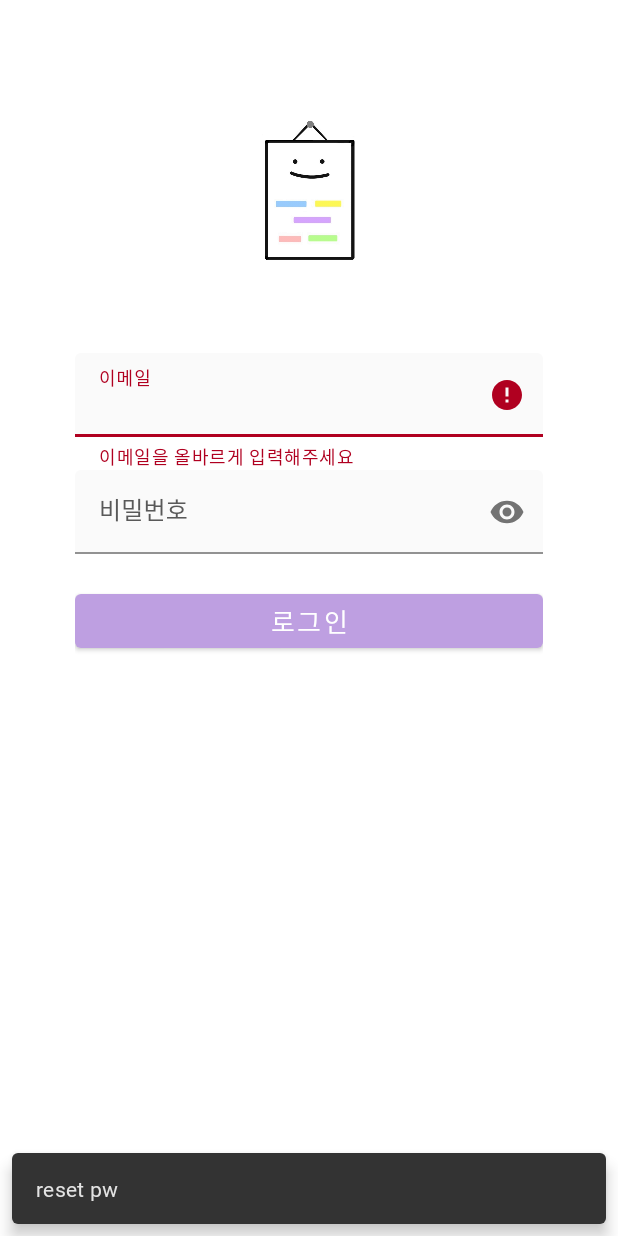
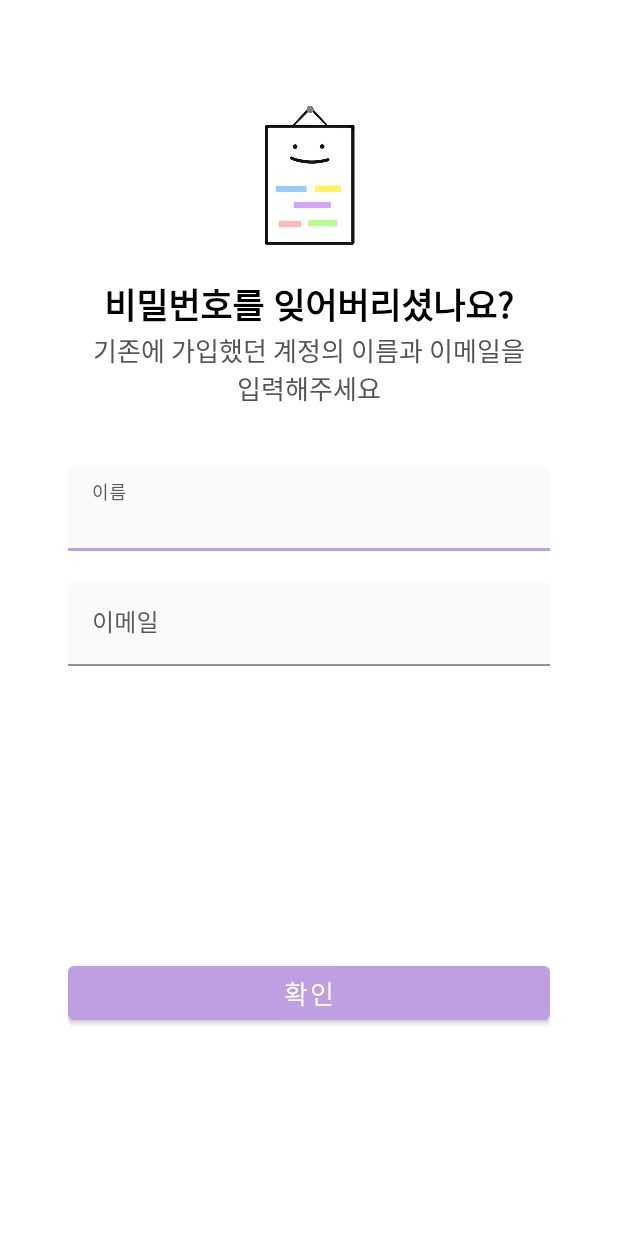
Before and after one commit to tjswls0424/Calenee, an Android app: the CaleneeLoginActivity screen opened directly, with no data from a screen before it, after a tap on "비밀번호를 잊어버리셨나요?", on a phone screen of 412 x 824 dp. Run offline under Robolectric (Android 15) with nearby library versions, the phone set to English and light mode, and no system bars; our stand-ins replace Firebase (no records; nobody signed in at launch, a user with empty details on screens opened directly); 1 other tap on this screen came first.

Commit message:
[add] reset PW layout

```diff
--- a/app/src/main/java/org/jin/calenee/login/CaleneeLoginActivity.kt
+++ b/app/src/main/java/org/jin/calenee/login/CaleneeLoginActivity.kt
@@ -49,7 +49,12 @@ class CaleneeLoginActivity : AppCompatActivity() {
         }
 
         binding.resetPwBtn.setOnClickListener {
-            Snackbar.make(binding.root, "reset pw", Snackbar.LENGTH_SHORT).show()
+            // 다음 activity에서 이름, 이메일 입력 후 DB에 일치하는 정보 있는지 확인
+            // 일치하면 send email for reset PW
+            Intent(this, ResetPwActivity::class.java).also {
+                startActivity(it)
+                slideRight()
+            }
         }
     }
 
--- /dev/null
+++ b/app/src/main/res/layout/activity_reset_pw.xml
@@ -0,0 +1,140 @@
+<?xml version="1.0" encoding="utf-8"?>
+<ScrollView xmlns:android="http://schemas.android.com/apk/res/android"
+    xmlns:app="http://schemas.android.com/apk/res-auto"
+    xmlns:tools="http://schemas.android.com/tools"
+    android:layout_width="match_parent"
+    android:layout_height="match_parent"
+    android:paddingStart="45dp"
+    android:paddingEnd="45dp"
+    android:scrollbars="none"
+    tools:context=".login.ResetPwActivity">
+
+    <androidx.constraintlayout.widget.ConstraintLayout
+        android:layout_width="match_parent"
+        android:layout_height="wrap_content"
+        android:animateLayoutChanges="true">
+
+        <ImageView
+            android:id="@+id/calenee_img"
+            android:layout_width="95dp"
+            android:layout_height="95dp"
+            android:layout_marginTop="70dp"
+            android:contentDescription="@string/app_name_kor"
+            android:src="@drawable/calenee_thin"
+            app:layout_constraintEnd_toEndOf="parent"
+            app:layout_constraintStart_toStartOf="parent"
+            app:layout_constraintTop_toTopOf="parent" />
+
+        <TextView
+            android:id="@+id/textview1"
+            android:layout_width="wrap_content"
+            android:layout_height="wrap_content"
+            android:layout_marginTop="20dp"
+            android:text="@string/find_pw"
+            android:textSize="23sp"
+            android:textStyle="bold"
+            app:layout_constraintEnd_toEndOf="parent"
+            app:layout_constraintStart_toStartOf="parent"
+            app:layout_constraintTop_toBottomOf="@id/calenee_img" />
+
+        <TextView
+            android:id="@+id/textview2"
+            android:layout_width="wrap_content"
+            android:layout_height="wrap_content"
+            android:gravity="center"
+            android:text="@string/input_name_email"
+            android:textColor="@color/light_grey"
+            android:textSize="17sp"
+            app:layout_constraintEnd_toEndOf="parent"
+            app:layout_constraintStart_toStartOf="parent"
+            app:layout_constraintTop_toBottomOf="@+id/textview1" />
+
+        <LinearLayout
+            android:id="@+id/linearlayout"
+            android:layout_width="match_parent"
+            android:layout_height="wrap_content"
+            android:layout_marginTop="40dp"
+            android:orientation="vertical"
+            app:layout_constraintEnd_toEndOf="parent"
+            app:layout_constraintStart_toStartOf="parent"
+            app:layout_constraintTop_toBottomOf="@+id/textview2">
+
+            <com.google.android.material.textfield.TextInputLayout
+                android:id="@+id/input_name_layout"
+                style="@style/material_login_edit_text">
+
+                <com.google.android.material.textfield.TextInputEditText
+                    android:id="@+id/input_name_et"
+                    android:layout_width="match_parent"
+                    android:layout_height="wrap_content"
+                    android:fontFamily="@font/ibm_plex_sans_kr_light"
+                    android:hint="@string/name"
+                    android:inputType="textPersonName" />
+            </com.google.android.material.textfield.TextInputLayout>
+
+            <com.google.android.material.textfield.TextInputLayout
+                android:id="@+id/input_email_layout"
+                style="@style/material_login_edit_text">
+
+                <com.google.android.material.textfield.TextInputEditText
+                    android:id="@+id/input_email_et"
+                    android:layout_width="match_parent"
+                    android:layout_height="wrap_content"
+                    android:fontFamily="@font/ibm_plex_sans_kr_light"
+                    android:hint="@string/email"
+                    android:inputType="textEmailAddress" />
+            </com.google.android.material.textfield.TextInputLayout>
+        </LinearLayout>
+
+        <LinearLayout
+            android:id="@+id/linearlayout2"
+            android:layout_width="match_parent"
+            android:layout_height="wrap_content"
+            android:layout_marginTop="20dp"
+            android:orientation="vertical"
+            android:visibility="invisible"
+            app:layout_constraintEnd_toEndOf="parent"
+            app:layout_constraintStart_toStartOf="parent"
+            app:layout_constraintTop_toBottomOf="@+id/linearlayout">
+
+            <com.google.android.material.textfield.TextInputLayout
+                android:id="@+id/input_new_pw_layout"
+                style="@style/material_login_edit_text"
+                app:endIconMode="password_toggle">
+
+                <com.google.android.material.textfield.TextInputEditText
+                    android:id="@+id/input_new_pw_et"
+                    android:layout_width="match_parent"
+                    android:layout_height="wrap_content"
+                    android:digits="ABCDEFGHIJKLMNOPQRSTUVWXYZabcdefghijklmnopqrstuvwxyz1234567890"
+                    android:fontFamily="@font/ibm_plex_sans_kr_light"
+                    android:hint="@string/new_password"
+                    android:inputType="textPassword" />
+            </com.google.android.material.textfield.TextInputLayout>
+
+            <com.google.android.material.textfield.TextInputLayout
+                android:id="@+id/input_new_pw_check_layout"
+                style="@style/material_login_edit_text"
+                app:endIconMode="password_toggle">
+
+                <com.google.android.material.textfield.TextInputEditText
+                    android:id="@+id/input_new_pw_check_et"
+                    android:layout_width="match_parent"
+                    android:layout_height="wrap_content"
+                    android:digits="ABCDEFGHIJKLMNOPQRSTUVWXYZabcdefghijklmnopqrstuvwxyz1234567890"
+                    android:fontFamily="@font/ibm_plex_sans_kr_light"
+                    android:hint="@string/new_password_check"
+                    android:inputType="textPassword" />
+            </com.google.android.material.textfield.TextInputLayout>
+        </LinearLayout>
+
+        <com.google.android.material.button.MaterialButton
+            android:id="@+id/confirm_btn"
+            android:layout_width="match_parent"
+            android:layout_height="wrap_content"
+            android:fontFamily="@font/ibm_plex_sans_kr_regular"
+            android:text="@string/confirm"
+            android:textSize="17sp"
+            app:layout_constraintTop_toBottomOf="@+id/linearlayout2" />
+    </androidx.constraintlayout.widget.ConstraintLayout>
+</ScrollView>
--- a/app/src/main/res/values/strings.xml
+++ b/app/src/main/res/values/strings.xml
@@ -15,11 +15,14 @@
     <string name="email">이메일</string>
     <string name="password">비밀번호</string>
     <string name="password_check">비밀번호 확인</string>
+    <string name="new_password">새 비밀번호</string>
+    <string name="new_password_check">새 비밀번호 확인</string>
     <string name="find_pw">비밀번호를 잊어버리셨나요?</string>
+    <string name="input_name_email">기존에 가입했던 계정의 이름과 이메일을\n입력해주세요</string>
     <string name="sign_up_description">캘린이 계정이 없으신가요?</string>
     <string name="sign_up">가입하기</string>
     <string name="sign_up2">회원가입</string>
     <string name="login">로그인</string>
-
+    <string name="confirm">확인</string>
 
 </resources>
```
Also changed, not shown: app/src/main/AndroidManifest.xml (+5 -2 lines), app/src/main/java/org/jin/calenee/login/ResetPwActivity.kt (added, +156 -0 lines).
